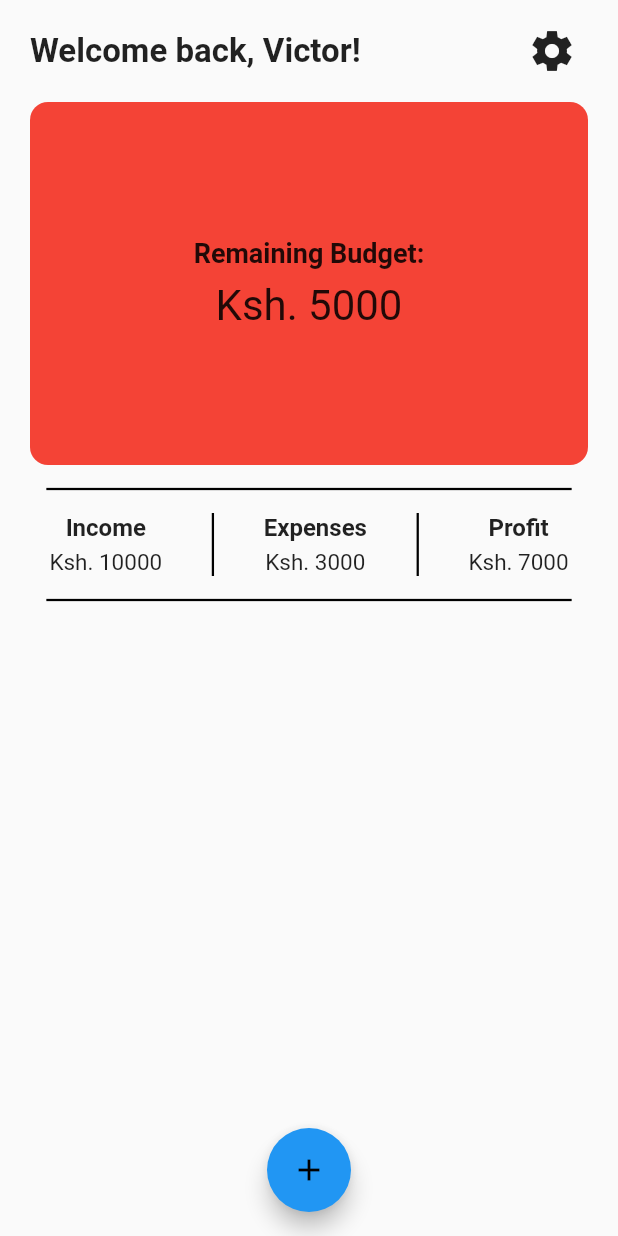
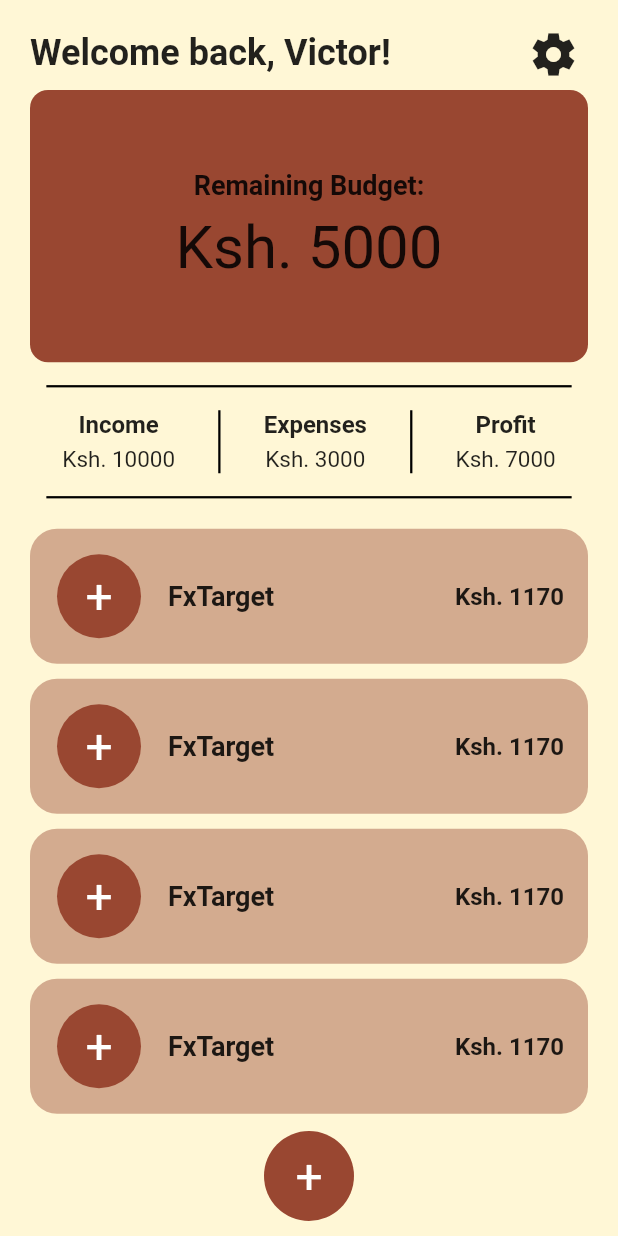
Before and after one commit to devkilyungi/track_it, a Flutter app: the screen it shows after launch, on a phone screen of 412 x 824 dp. Run offline on Flutter 3.47's test engine with Material 2 defaults, Android fonts, the phone set to English and light mode, and no system bars.

Commit message:
modifies homepage layout

```diff
--- a/lib/main.dart
+++ b/lib/main.dart
@@ -11,8 +11,8 @@ class MyApp extends StatelessWidget {
   @override
   Widget build(BuildContext context) {
     return const MaterialApp(
+      debugShowCheckedModeBanner: false,
       home: HomePage(),
-      debugShowCheckedModeBanner: false,
     );
   }
 }
--- a/lib/screens/homepage.dart
+++ b/lib/screens/homepage.dart
@@ -1,5 +1,9 @@
 import 'package:flutter/material.dart';
 import 'package:track_it/util/constants.dart';
+import 'package:track_it/widgets/balance_card.dart';
+import 'package:track_it/widgets/stats.dart';
+import 'package:track_it/widgets/my_transactions.dart';
+import 'package:track_it/widgets/add_transaction_button.dart';
 
 class HomePage extends StatefulWidget {
   const HomePage({Key? key}) : super(key: key);
@@ -9,147 +13,60 @@ class HomePage extends StatefulWidget {
 }
 
 class _HomePageState extends State<HomePage> {
-  int budget = 5000;
-  int income = 10000;
-  int expenses = 3000;
-  int profit = 7000;
-
   @override
   Widget build(BuildContext context) {
-    double width = MediaQuery.of(context).size.width;
-    double height = MediaQuery.of(context).size.height;
-
     return SafeArea(
       child: Scaffold(
-        body: Column(
-          children: [
-            Padding(
-              padding: leftRight,
+        backgroundColor: lightCreamColor,
+        body: Padding(
+          padding: const EdgeInsets.symmetric(horizontal: 20.0, vertical: 10.0),
           child: Column(
             children: [
-                  Padding(
-                    padding: topBottom,
+              SizedBox(
+                height: 50.0,
+                child: Center(
                   child: Row(
                     mainAxisAlignment: MainAxisAlignment.spaceBetween,
                     children: [
                       const Text(
                         'Welcome back, Victor!',
-                          style: greeting,
+                        style: greetingStyle,
                       ),
                       IconButton(
                           onPressed: () {},
                           icon: const Icon(
                             Icons.settings_sharp,
-                            size: 32.0,
-                          ),
-                        )
+                            size: 34.0,
+                          ))
                     ],
                   ),
                 ),
-                  Container(
-                    height: cardHeight,
-                    width: double.infinity,
-                    decoration: BoxDecoration(
-                      color: Colors.red,
-                      borderRadius: BorderRadius.circular(12.0),
               ),
+              const BalanceCard(),
+              verticalSpacing(8.0),
+              const IncomeExpenseStats(),
+              verticalSpacing(8.0),
+              Expanded(
+                child: Center(
                     child: Column(
-                      mainAxisAlignment: MainAxisAlignment.center,
                   children: [
-                        const Text(
-                          'Remaining Budget:',
-                          style: header,
-                        ),
-                        verticalSpacing(8.0),
-                        Text(
-                          'Ksh. $budget',
-                          style: remainingAmount,
-                        ),
-                      ],
-                    ),
-                  ),
-                  verticalSpacing(8.0),
-                  SizedBox(
-                    width: width * 0.85,
-                    child: const Divider(
-                      thickness: 1.5,
-                      color: Colors.black,
-                    ),
-                  ),
-                  verticalSpacing(8.0),
-                  IntrinsicHeight(
-                    child: Row(
-                      mainAxisAlignment: MainAxisAlignment.spaceAround,
-                      children: [
-                        Column(
-                          children: [
-                            const Text(
-                              'Income',
-                              style: subHeader,
-                            ),
-                            verticalSpacing(5.0),
-                            Text(
-                              'Ksh. $income',
-                              style: regularText,
-                            ),
-                          ],
-                        ),
-                        const VerticalDivider(
-                          thickness: 1.5,
-                          color: Colors.black,
-                        ),
-                        Column(
-                          children: [
-                            const Text(
-                              'Expenses',
-                              style: subHeader,
-                            ),
-                            verticalSpacing(5.0),
-                            Text(
-                              'Ksh. $expenses',
-                              style: regularText,
-                            ),
-                          ],
-                        ),
-                        const VerticalDivider(
-                          thickness: 1.5,
-                          color: Colors.black,
-                        ),
-                        Column(
-                          children: [
-                            const Text(
-                              'Profit',
-                              style: subHeader,
-                            ),
-                            verticalSpacing(5.0),
-                            Text(
-                              'Ksh. $profit',
-                              style: regularText,
-                            ),
-                          ],
-                        ),
-                      ],
-                    ),
-                  ),
-                  verticalSpacing(8.0),
-                  SizedBox(
-                    width: width * 0.85,
-                    child: const Divider(
-                      thickness: 1.5,
-                      color: Colors.black,
+                    Expanded(
+                      child: ListView.builder(
+                        itemCount: 10,
+                        itemBuilder: (context, index) {
+                          return const MyTransaction(
+                              name: 'FxTarget',
+                              amount: '1170',
+                              isIncomeOrExpense: 'income');
+                        },
                       ),
                     ),
                   ],
+                )),
               ),
-            ),
+              verticalSpacing(8.0),
+              const AddTransactionButton(),
             ],
-        ),
-        floatingActionButtonLocation: FloatingActionButtonLocation.centerFloat,
-        floatingActionButton: FloatingActionButton(
-          onPressed: () {},
-          child: const Icon(
-            Icons.add,
-            color: Colors.black,
           ),
         ),
       ),
--- a/lib/util/constants.dart
+++ b/lib/util/constants.dart
@@ -1,32 +1,32 @@
 import 'package:flutter/material.dart';
 
-const double cardHeight = 242.0;
+const double cardHeight = 242.0 * 0.75;
 
-const TextStyle greeting = TextStyle(
-  fontSize: 22,
+const TextStyle greetingStyle = TextStyle(
+  fontSize: 24,
   fontWeight: FontWeight.bold,
 );
 
-const TextStyle header = TextStyle(
+const TextStyle headerStyle = TextStyle(
   fontSize: 18,
   fontWeight: FontWeight.bold,
 );
 
-const TextStyle remainingAmount = TextStyle(
-  fontSize: 28,
-);
-
-const TextStyle subHeader = TextStyle(
+const TextStyle subHeaderStyle = TextStyle(
   fontSize: 16,
   fontWeight: FontWeight.bold,
 );
 
-const TextStyle regularText = TextStyle(
+const TextStyle regularTextStyle = TextStyle(
   fontSize: 15,
 );
 
+const TextStyle remainingAmountStyle = TextStyle(
+  fontSize: 40,
+);
+
 const EdgeInsetsGeometry topBottom = EdgeInsets.symmetric(
-  vertical: 10.0,
+  vertical: 20.0,
 );
 
 const EdgeInsetsGeometry leftRight = EdgeInsets.symmetric(
@@ -39,3 +39,7 @@ SizedBox verticalSpacing(double height) {
   );
   return sizedBox;
 }
+
+const Color lightCreamColor = Color(0XFFFFF7D6);
+const Color primaryColor = Color(0XFF994731);
+const Color secondaryColor = Color(0XFFD3AB8F);
--- /dev/null
+++ b/lib/widgets/add_transaction_button.dart
@@ -0,0 +1,29 @@
+import 'package:flutter/material.dart';
+import 'package:track_it/util/constants.dart';
+
+class AddTransactionButton extends StatelessWidget {
+  final function;
+
+  const AddTransactionButton({super.key, this.function});
+
+  @override
+  Widget build(BuildContext context) {
+    return GestureDetector(
+      onTap: function,
+      child: Container(
+        height: 60,
+        width: 60,
+        decoration: const BoxDecoration(
+          color: primaryColor,
+          shape: BoxShape.circle,
+        ),
+        child: const Center(
+          child: Text(
+            '+',
+            style: TextStyle(color: Colors.white, fontSize: 32),
+          ),
+        ),
+      ),
+    );
+  }
+}
--- /dev/null
+++ b/lib/widgets/balance_card.dart
@@ -0,0 +1,37 @@
+import 'package:flutter/material.dart';
+import 'package:track_it/util/constants.dart';
+
+class BalanceCard extends StatelessWidget {
+  const BalanceCard({Key? key}) : super(key: key);
+
+  final int budget = 5000;
+  final int income = 10000;
+  final int expenses = 3000;
+  final int profit = 7000;
+
+  @override
+  Widget build(BuildContext context) {
+    return Container(
+      height: cardHeight,
+      width: double.infinity,
+      decoration: BoxDecoration(
+        color: primaryColor,
+        borderRadius: BorderRadius.circular(12.0),
+      ),
+      child: Column(
+        mainAxisAlignment: MainAxisAlignment.center,
+        children: [
+          const Text(
+            'Remaining Budget:',
+            style: headerStyle,
+          ),
+          verticalSpacing(8.0),
+          Text(
+            'Ksh. $budget',
+            style: remainingAmountStyle,
+          ),
+        ],
+      ),
+    );
+  }
+}
--- /dev/null
+++ b/lib/widgets/circle_icon.dart
@@ -0,0 +1,26 @@
+import 'package:flutter/material.dart';
+import 'package:track_it/util/constants.dart';
+
+class CircleIcon extends StatelessWidget {
+  const CircleIcon({Key? key, required this.isIncome}) : super(key: key);
+
+  final bool isIncome;
+
+  @override
+  Widget build(BuildContext context) {
+    return Container(
+      height: 60,
+      width: 60,
+      decoration: const BoxDecoration(
+        color: primaryColor,
+        shape: BoxShape.circle,
+      ),
+      child: Center(
+        child: Text(
+          (isIncome == true) ? '+' : '-',
+          style: const TextStyle(color: Colors.white, fontSize: 32),
+        ),
+      ),
+    );
+  }
+}
--- /dev/null
+++ b/lib/widgets/my_transactions.dart
@@ -0,0 +1,42 @@
+import 'package:flutter/material.dart';
+import 'package:track_it/util/constants.dart';
+import 'package:track_it/widgets/circle_icon.dart';
+
+class MyTransaction extends StatelessWidget {
+  const MyTransaction({
+    Key? key,
+    required this.name,
+    required this.amount,
+    required this.isIncomeOrExpense,
+  }) : super(key: key);
+
+  final String name;
+  final String amount;
+  final String isIncomeOrExpense;
+  @override
+  Widget build(BuildContext context) {
+    return Container(
+      margin: EdgeInsets.symmetric(vertical: 5.0),
+      height: 90,
+      decoration: BoxDecoration(
+        color: secondaryColor,
+        borderRadius: BorderRadius.circular(18.0),
+      ),
+      child: Center(
+        child: ListTile(
+          leading: CircleIcon(
+            isIncome: isIncomeOrExpense == 'income' ? true : false,
+          ),
+          title: Text(
+            name,
+            style: headerStyle,
+          ),
+          trailing: Text(
+            'Ksh. $amount',
+            style: subHeaderStyle,
+          ),
+        ),
+      ),
+    );
+  }
+}
--- /dev/null
+++ b/lib/widgets/stats.dart
@@ -0,0 +1,93 @@
+import 'package:flutter/material.dart';
+import 'package:track_it/util/constants.dart';
+
+class IncomeExpenseStats extends StatelessWidget {
+  const IncomeExpenseStats({Key? key}) : super(key: key);
+
+  final int budget = 5000;
+  final int income = 10000;
+  final int expenses = 3000;
+  final int profit = 7000;
+
+  @override
+  Widget build(BuildContext context) {
+    final height = MediaQuery.of(context).size.height;
+    final width = MediaQuery.of(context).size.width;
+
+    return Column(
+      mainAxisAlignment: MainAxisAlignment.center,
+      children: [
+        SizedBox(
+          width: width * 0.85,
+          child: const Divider(
+            thickness: 1.5,
+            color: Colors.black,
+          ),
+        ),
+        verticalSpacing(8.0),
+        IntrinsicHeight(
+          child: Row(
+            mainAxisAlignment: MainAxisAlignment.spaceEvenly,
+            children: [
+              Column(
+                children: [
+                  const Text(
+                    'Income',
+                    style: subHeaderStyle,
+                  ),
+                  verticalSpacing(5.0),
+                  Text(
+                    'Ksh. $income',
+                    style: regularTextStyle,
+                  ),
+                ],
+              ),
+              const VerticalDivider(
+                thickness: 1.5,
+                color: Colors.black,
+              ),
+              Column(
+                children: [
+                  const Text(
+                    'Expenses',
+                    style: subHeaderStyle,
+                  ),
+                  verticalSpacing(5.0),
+                  Text(
+                    'Ksh. $expenses',
+                    style: regularTextStyle,
+                  ),
+                ],
+              ),
+              const VerticalDivider(
+                thickness: 1.5,
+                color: Colors.black,
+              ),
+              Column(
+                children: [
+                  const Text(
+                    'Profit',
+                    style: subHeaderStyle,
+                  ),
+                  verticalSpacing(5.0),
+                  Text(
+                    'Ksh. $profit',
+                    style: regularTextStyle,
+                  ),
+                ],
+              ),
+            ],
+          ),
+        ),
+        verticalSpacing(8.0),
+        SizedBox(
+          width: width * 0.85,
+          child: const Divider(
+            thickness: 1.5,
+            color: Colors.black,
+          ),
+        ),
+      ],
+    );
+  }
+}
```
Lines whose indentation alone changed are shown as unchanged.
